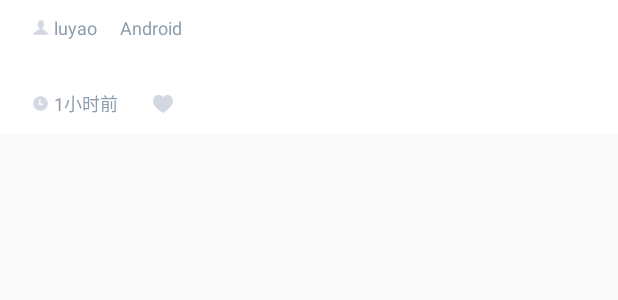
After one commit to zhaibufan/wanandroid_mvvm_kotlin, an Android app: the layout item_article.xml on its own in the app's theme, with its tools: preview values and no code run, on a phone screen of 412 x 824 dp. The commit adds this screen. Shown: the top 300 px of the screen. Run offline under Robolectric (Android 15) with nearby library versions, the phone set to English and light mode, and no system bars; network calls fail.

Commit message:
首页数据展示

```diff
--- a/app/build.gradle
+++ b/app/build.gradle
@@ -8,7 +8,7 @@ android {
     compileSdkVersion 28
     defaultConfig {
         applicationId "com.zhai.wanandroid_mvvm"
-        minSdkVersion 15
+        minSdkVersion 24
         targetSdkVersion 28
         versionCode 1
         versionName "1.0"
@@ -39,4 +39,6 @@ dependencies {
     implementation 'com.squareup.retrofit2:converter-gson:2.6.0'
     implementation 'com.squareup.okhttp3:logging-interceptor:3.10.0'
     implementation 'com.google.android.material:material:1.1.0-beta01'
+    implementation 'com.github.CymChad:BaseRecyclerViewAdapterHelper:2.9.47'
+    implementation "androidx.swiperefreshlayout:swiperefreshlayout:1.1.0-alpha03"
 }
--- /dev/null
+++ b/app/src/main/res/layout/item_article.xml
@@ -0,0 +1,78 @@
+<?xml version="1.0" encoding="utf-8"?>
+<LinearLayout xmlns:android="http://schemas.android.com/apk/res/android"
+    xmlns:tools="http://schemas.android.com/tools"
+    android:layout_width="match_parent"
+    android:layout_height="wrap_content"
+    android:background="@color/white"
+    android:gravity="center_vertical"
+    android:paddingLeft="20dp"
+    android:paddingTop="10dp"
+    android:paddingRight="20dp"
+    android:paddingBottom="10dp">
+
+    <LinearLayout
+        android:layout_width="0dp"
+        android:layout_height="wrap_content"
+        android:layout_weight="1"
+        android:orientation="vertical">
+
+        <LinearLayout
+            android:layout_width="match_parent"
+            android:layout_height="wrap_content"
+            android:gravity="center_vertical">
+
+            <ImageView
+                android:layout_width="14dp"
+                android:layout_height="14dp"
+                android:src="@drawable/home_hot" />
+
+            <TextView
+                android:id="@+id/articleAuthor"
+                style="@style/Article_text"
+                tools:text="luyao" />
+
+            <TextView
+                android:id="@+id/articleTag"
+                style="@style/Article_text"
+                android:layout_marginLeft="15dp"
+                tools:text="Android" />
+
+        </LinearLayout>
+
+        <TextView
+            android:id="@+id/articleTitle"
+            android:layout_width="match_parent"
+            android:layout_height="wrap_content"
+            android:layout_marginTop="5dp"
+            android:textColor="#1c1c1e"
+            android:textSize="16sp" />
+
+        <LinearLayout
+            android:layout_width="match_parent"
+            android:layout_height="wrap_content"
+            android:layout_marginTop="5dp"
+            android:gravity="center_vertical">
+
+            <ImageView
+                android:layout_width="14dp"
+                android:layout_height="14dp"
+                android:src="@drawable/ic_time" />
+
+            <TextView
+                android:id="@+id/articleTime"
+                style="@style/Article_text"
+                tools:text="1小时前" />
+
+            <ImageView
+                android:id="@+id/articleStar"
+                android:layout_width="20dp"
+                android:layout_height="20dp"
+                android:layout_marginLeft="20dp"
+                android:paddingTop="4dp"
+                android:paddingBottom="4dp"
+                android:src="@drawable/timeline_like_normal" />
+        </LinearLayout>
+
+    </LinearLayout>
+
+</LinearLayout>
--- a/app/src/main/res/values/styles.xml
+++ b/app/src/main/res/values/styles.xml
@@ -13,4 +13,12 @@
         <item name="textAllCaps">false</item>
     </style>
 
+    <style name="Article_text">
+        <item name="android:layout_width">wrap_content</item>
+        <item name="android:layout_height">wrap_content</item>
+        <item name="android:textColor">#8e9dac</item>
+        <item name="android:textSize">12sp</item>
+        <item name="android:layout_marginLeft">2dp</item>
+    </style>
+
 </resources>
--- a/build.gradle
+++ b/build.gradle
@@ -19,7 +19,7 @@ allprojects {
     repositories {
         google()
         jcenter()
-
+        maven { url "https://jitpack.io" }
     }
 }
 
```
Also changed, not shown: app/src/main/java/com/zhai/wanandroid_mvvm/ui/adapter/HomeArticleAdapter.kt (added, +32 -0 lines), app/src/main/java/com/zhai/wanandroid_mvvm/ui/fragment/HomeFragment.kt (+50 -2 lines), app/src/main/res/layout/fragment_home.xml (+11 -4 lines).
